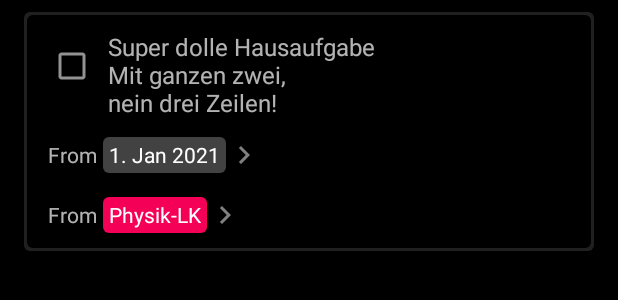
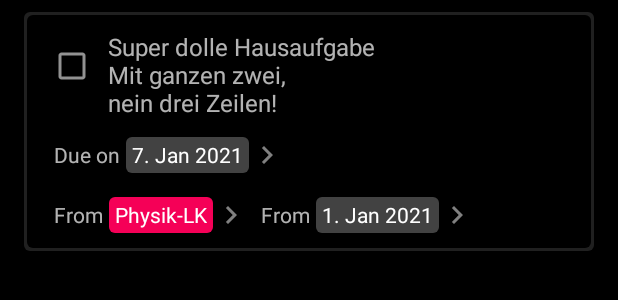
Before and after one commit to koenidv/sph-planner, an Android app: the layout item_task.xml on its own in the app's theme, with its tools: preview values and no code run, on a phone screen of 412 x 824 dp. Shown: the top 300 px of the screen. Run offline under Robolectric (Android 15) with nearby library versions, the phone set to English and light mode, and no system bars.

Commit message:
Task due dates & use task ids
Signed-off-by: koenidv <32238636+koenidv@users.noreply.github.com>

```diff
--- a/app/build.gradle
+++ b/app/build.gradle
@@ -56,8 +56,10 @@ dependencies {
     implementation 'androidx.gridlayout:gridlayout:1.0.0'// Open links in-app
     implementation 'androidx.webkit:webkit:1.4.0'
     implementation 'com.afollestad.material-dialogs:core:3.3.0'
+    implementation 'com.afollestad.material-dialogs:bottomsheets:3.2.1'
     implementation 'com.afollestad.material-dialogs:input:3.3.0'
     implementation 'com.afollestad.material-dialogs:color:3.2.1'
+    implementation 'com.afollestad.material-dialogs:datetime:3.2.1'
 
     testImplementation 'junit:junit:4.13.1'
     androidTestImplementation 'androidx.test.ext:junit:1.1.2'
--- a/app/src/main/java/de/koenidv/sph/adapters/CompactPostsAdapter.kt
+++ b/app/src/main/java/de/koenidv/sph/adapters/CompactPostsAdapter.kt
@@ -45,7 +45,7 @@ class CompactPostsAdapter(private val posts: List<Post>,
         fun bind(post: Post) {
             currentPost = post
 
-            val taskDone: Boolean? = TasksDb.getInstance().taskDone(post.postId)
+            val taskDone: Boolean? = TasksDb.getInstance().taskDoneByPost(post.postId)
             val attachCount = AttachmentsDb.countForPost(post.postId)
 
             // Set data
--- a/app/src/main/java/de/koenidv/sph/adapters/CoursesAdapter.kt
+++ b/app/src/main/java/de/koenidv/sph/adapters/CoursesAdapter.kt
@@ -9,6 +9,7 @@ import android.widget.LinearLayout
 import android.widget.TextView
 import androidx.recyclerview.widget.RecyclerView
 import com.afollestad.materialdialogs.MaterialDialog
+import com.afollestad.materialdialogs.bottomsheets.BottomSheet
 import com.afollestad.materialdialogs.color.colorChooser
 import com.google.android.material.bottomsheet.BottomSheetDialog
 import de.koenidv.sph.R
@@ -38,6 +39,7 @@ class CoursesAdapter(private val courses: MutableList<Course>,
         markRead?.setOnClickListener {
             PostsDb.getInstance().markCourseAsRead(course.courseId)
             notifyItemChanged(position)
+            sheet.dismiss()
         }
 
         // Change course color
@@ -48,7 +50,7 @@ class CoursesAdapter(private val courses: MutableList<Course>,
             }.toIntArray()
 
             // Show a color picker dialog
-            MaterialDialog(activity).show {
+            MaterialDialog(activity, BottomSheet()).show {
                 colorChooser(
                         colors = colorPresets,
                         initialSelection = course.color,
@@ -65,6 +67,8 @@ class CoursesAdapter(private val courses: MutableList<Course>,
                 negativeButton(R.string.cancel)
                 title(text = course.fullname)
             }
+
+            sheet.dismiss()
         }
 
 
--- a/app/src/main/java/de/koenidv/sph/database/DatabaseHelper.java
+++ b/app/src/main/java/de/koenidv/sph/database/DatabaseHelper.java
@@ -62,7 +62,7 @@ public class DatabaseHelper extends SQLiteOpenHelper {
         db.execSQL("CREATE TABLE fileAttachments(attachment_id TEXT PRIMARY KEY," +
                 "id_course TEXT, id_post TEXT, name TEXT, date INTEGER, url TEXT, size TEXT," +
                 "type TEXT, pinned INTEGER, lastUse INTEGER)");
-        // Create post tasks table
+        // Create tasks table
         db.execSQL("CREATE TABLE postTasks(task_id TEXT PRIMARY KEY, id_course TEXT, id_post TEXT," +
                 "description TEXT, date INTEGER, isdone INTEGER, pinned INTEGER, dueDate INTEGER)");
         // Create link attachments table
--- a/app/src/main/java/de/koenidv/sph/objects/Task.kt
+++ b/app/src/main/java/de/koenidv/sph/objects/Task.kt
@@ -10,7 +10,8 @@ data class Task(
         var description: String, // Description of the task. There's no title.
         var date: Date, // Date of the post to be attached to. Should be day only, no time
         var isDone: Boolean, // Whether the task has been completed
-        var isPinned: Boolean = false // If the task is pinned
+        var isPinned: Boolean = false, // If the task is pinned
+        var dueDate: Date? = null // Due date, null if none is set
 ) {
     override fun equals(other: Any?): Boolean {
         if (other is Task)
--- a/app/src/main/java/de/koenidv/sph/ui/AllPostsFragment.kt
+++ b/app/src/main/java/de/koenidv/sph/ui/AllPostsFragment.kt
@@ -47,7 +47,7 @@ class AllPostsFragment(private var filters: MutableList<String> = mutableListOf(
                 else if (filters.contains("read") && it.unread) remove = true
                 if (filterTask) {
                     // Filter for tasks
-                    val taskDone: Boolean? = TasksDb.getInstance().taskDone(it.postId)
+                    val taskDone: Boolean? = TasksDb.getInstance().taskDoneByPost(it.postId)
                     when {
                         filters.contains("task_none") && taskDone != null -> remove = true
                         filters.contains("task_any") && taskDone == null -> remove = true
--- a/app/src/main/java/de/koenidv/sph/ui/HomeFragment.kt
+++ b/app/src/main/java/de/koenidv/sph/ui/HomeFragment.kt
@@ -212,9 +212,10 @@ class HomeFragment : Fragment() {
                                     PostsDb.getInstance().getByPostId(it)
                             ).show(parentFragmentManager, "post")
                         },
-                        onTaskCheckedChanged = AttachmentManager().onTaskCheckedChanged(requireActivity()) { postId, isDone ->
+                        onTaskCheckedChanged = AttachmentManager().onTaskCheckedChanged(requireActivity()) { task, isDone ->
                             if (isDone) {
-                                val index = tasks.indexOfFirst { it.id_post == postId }
+                                // Update tasks dataset
+                                val index = tasks.indexOfFirst { it.taskId == task.taskId }
                                 tasks.removeAt(index)
                                 tasksRecycler.adapter?.notifyItemRemoved(index)
                                 // Update overflow counter
--- a/app/src/main/res/layout/item_task.xml
+++ b/app/src/main/res/layout/item_task.xml
@@ -41,19 +41,62 @@
         tools:text="Super dolle Hausaufgabe\nMit ganzen zwei,\nnein drei Zeilen!" />
 
     <LinearLayout
-        android:id="@+id/dateLayout"
+        android:id="@+id/dueLayout"
         android:layout_width="match_parent"
-        android:layout_height="wrap_content"
+        android:layout_height="32dp"
         android:layout_marginEnd="8dp"
         android:layout_marginStart="8dp"
         android:layout_marginTop="8dp"
         android:background="?attr/selectableItemBackground"
         android:orientation="horizontal"
-        android:paddingBottom="4dp"
-        android:paddingTop="4dp"
+        android:padding="4dp"
         app:layout_constraintEnd_toEndOf="parent"
         app:layout_constraintStart_toStartOf="parent"
         app:layout_constraintTop_toBottomOf="@id/taskTextView">
+
+        <TextView
+            android:id="@+id/dueInfoTextView"
+            android:layout_width="wrap_content"
+            android:layout_height="match_parent"
+            android:layout_gravity="center_vertical"
+            android:gravity="center_vertical"
+            android:text="@string/tasks_due_info_absolute" />
+
+        <TextView
+            android:id="@+id/dueTextView"
+            android:layout_width="wrap_content"
+            android:layout_height="match_parent"
+            android:layout_gravity="center_vertical"
+            android:layout_marginStart="4dp"
+            android:background="@drawable/rounded_rectangle"
+            android:backgroundTint="@color/grey_800"
+            android:gravity="center_vertical"
+            android:paddingEnd="4dp"
+            android:paddingStart="4dp"
+            android:textColor="?attr/colorOnPrimary"
+            tools:text="7. Jan 2021" />
+
+        <TextView
+            android:layout_width="wrap_content"
+            android:layout_height="match_parent"
+            app:drawableEndCompat="@drawable/ic_chevron_right"
+            app:drawableTint="@android:color/tab_indicator_text" />
+
+    </LinearLayout>
+
+    <LinearLayout
+        android:id="@+id/dateLayout"
+        android:layout_width="wrap_content"
+        android:layout_height="32dp"
+        android:layout_marginEnd="8dp"
+        android:layout_marginTop="8dp"
+        android:background="?attr/selectableItemBackground"
+        android:orientation="horizontal"
+        android:padding="4dp"
+        app:layout_constraintEnd_toEndOf="parent"
+        app:layout_constraintHorizontal_bias="0.0"
+        app:layout_constraintStart_toEndOf="@+id/courseLayout"
+        app:layout_constraintTop_toBottomOf="@id/dueLayout">
 
         <TextView
             android:layout_width="wrap_content"
@@ -69,8 +112,8 @@
             android:layout_gravity="center_vertical"
             android:layout_marginStart="4dp"
             android:background="@drawable/rounded_rectangle"
+            android:backgroundTint="@color/grey_800"
             android:gravity="center_vertical"
-            android:backgroundTint="@color/grey_800"
             android:paddingEnd="4dp"
             android:paddingStart="4dp"
             android:textColor="?attr/colorOnPrimary"
@@ -86,19 +129,15 @@
 
     <LinearLayout
         android:id="@+id/courseLayout"
-        android:layout_width="match_parent"
-        android:layout_height="wrap_content"
-        android:layout_marginBottom="4dp"
-        android:layout_marginEnd="8dp"
+        android:layout_width="wrap_content"
+        android:layout_height="32dp"
         android:layout_marginStart="8dp"
         android:layout_marginTop="8dp"
         android:background="?attr/selectableItemBackground"
         android:orientation="horizontal"
-        android:paddingBottom="4dp"
-        android:paddingTop="4dp"
-        app:layout_constraintEnd_toEndOf="parent"
+        android:padding="4dp"
         app:layout_constraintStart_toStartOf="parent"
-        app:layout_constraintTop_toBottomOf="@id/dateLayout">
+        app:layout_constraintTop_toBottomOf="@+id/dueLayout">
 
         <TextView
             android:layout_width="wrap_content"
--- a/app/src/main/res/values-night/themes.xml
+++ b/app/src/main/res/values-night/themes.xml
@@ -15,6 +15,7 @@
         <item name="android:statusBarColor" tools:targetApi="l">@color/black</item>
         <!-- Customize your theme here. -->
         <item name="bottomSheetDialogTheme">@style/Theme.SPH.Sheet</item>
+        <item name="dialogTheme">@style/Theme.SPH.Sheet</item>
         <item name="actionBarStyle">@style/Theme.SPH.ActionBar</item>
         <item name="customStrokeColor">@color/strokeColorDark</item>
         <item name="customStrokeWidth">2dp</item>
@@ -33,7 +34,6 @@
         <item name="colorSecondaryVariant">@color/grey_100</item>
         <item name="colorOnSecondary">@color/black</item>
     </style>
-
 
     <style name="Theme.SPH.Sheet" parent="Theme.MaterialComponents.DayNight.BottomSheetDialog">
         <item name="android:windowIsFloating">false</item>
--- a/app/src/main/res/values/strings.xml
+++ b/app/src/main/res/values/strings.xml
@@ -135,6 +135,12 @@
     <string name="task_not_synchronized">Could not synchronize task</string>
     <string name="tasks_date_info">From %s</string>
     <string name="tasks_date_info_prefix">From</string>
+    <string name="tasks_due_info_relative">Due</string>
+    <string name="tasks_due_info_absolute">Due on</string>
+    <string name="tasks_due_today">Today</string>
+    <string name="tasks_due_tomorrow">Tomorrow</string>
+    <string name="tasks_due_overdue">Overdue</string>
+    <string name="tasks_due_setdate">Add a due date</string>
     <string name="tasks_filter_undone">Only show undone tasks</string>
     <string name="tasks_filter_none">No tasks found</string>
     <string name="tasks_filter_none_undone">All tasks completed ✅</string>
```
Also changed, not shown: app/src/main/java/de/koenidv/sph/adapters/CompactTasksAdapter.kt (+4 -4 lines), app/src/main/java/de/koenidv/sph/adapters/PostsAdapter.kt (+9 -6 lines), app/src/main/java/de/koenidv/sph/adapters/TasksAdapter.kt (+96 -13 lines), app/src/main/java/de/koenidv/sph/database/TasksDb.java (+29 -9 lines), app/src/main/java/de/koenidv/sph/networking/AttachmentManager.kt (+6 -5 lines), app/src/main/java/de/koenidv/sph/networking/NetworkManager.kt (+6 -6 lines), 1 other file.
